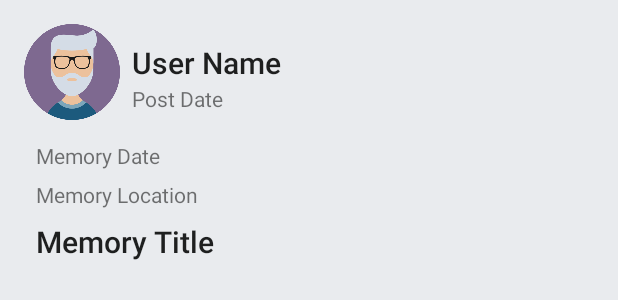
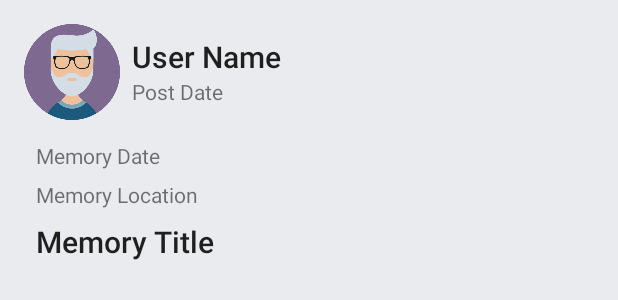
Before and after one commit to bounswe/bounswe2018group1, an Android app: the layout memory_row.xml on its own in the app's theme, with its tools: preview values and no code run, on a phone screen of 412 x 824 dp. Shown: the top 300 px of the screen. Run offline under Robolectric (Android 15) with nearby library versions, the light colour scheme and no system bars; network calls fail.

Commit message:
fixed invisible user name UI bug

```diff
--- a/android/app/src/main/res/layout/memory_row.xml
+++ b/android/app/src/main/res/layout/memory_row.xml
@@ -17,8 +17,9 @@
         app:layout_constraintTop_toTopOf="parent" />
 
     <android.support.constraint.ConstraintLayout
+        android:id="@+id/nameDateLayout"
         android:layout_width="0dp"
-        android:layout_height="64dp"
+        android:layout_height="wrap_content"
         android:layout_marginStart="8dp"
         android:layout_marginEnd="16dp"
         android:layout_marginTop="8dp"
@@ -29,8 +30,8 @@
         <TextView
             android:id="@+id/authorName"
             android:layout_width="match_parent"
-            android:layout_height="28dp"
-            android:layout_marginTop="16dp"
+            android:layout_height="wrap_content"
+            android:layout_marginTop="8dp"
             android:gravity="center_vertical"
             android:text="User Name"
             android:textAppearance="@style/TextAppearance.AppCompat.Title"
@@ -53,6 +54,13 @@
 
     </android.support.constraint.ConstraintLayout>
 
+    <android.support.constraint.Barrier
+        android:id="@+id/labelBarrier"
+        android:layout_width="wrap_content"
+        android:layout_height="wrap_content"
+        app:barrierDirection="bottom"
+        app:constraint_referenced_ids="avatar,nameDateLayout"/>
+
     <TextView
         android:id="@+id/memoryDate"
         android:layout_width="match_parent"
@@ -65,7 +73,7 @@
         android:textAppearance="@style/TextAppearance.AppCompat.Small"
         app:layout_constraintEnd_toEndOf="parent"
         app:layout_constraintStart_toStartOf="parent"
-        app:layout_constraintTop_toBottomOf="@+id/avatar" />
+        app:layout_constraintTop_toBottomOf="@+id/labelBarrier" />
 
     <TextView
         android:id="@+id/memoryLocation"
```
Also changed, not shown: android/app/src/main/res/layout/activity_memory_view.xml (+12 -4 lines), android/app/src/main/res/layout/comment_row.xml (+10 -3 lines).
